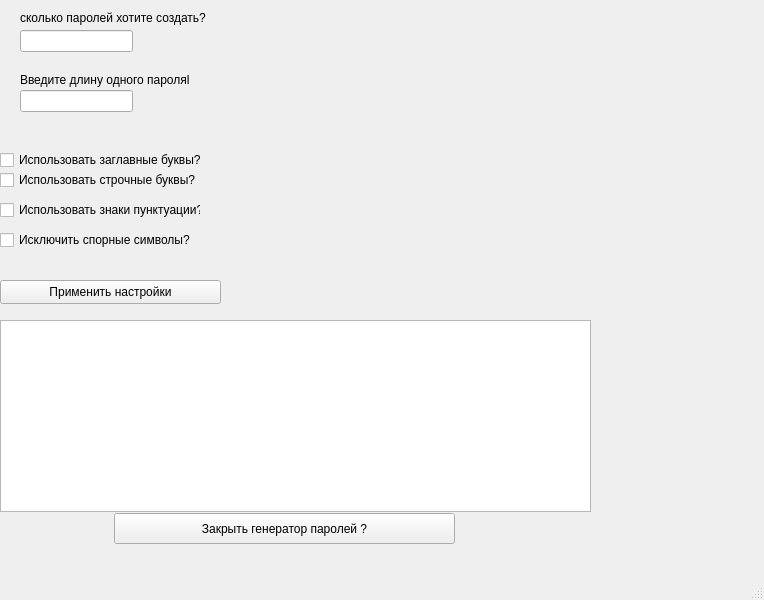
Before: the Qt Designer form interface.ui in AnnushkaStark/Passwords_generator, drawn with Qt 5.
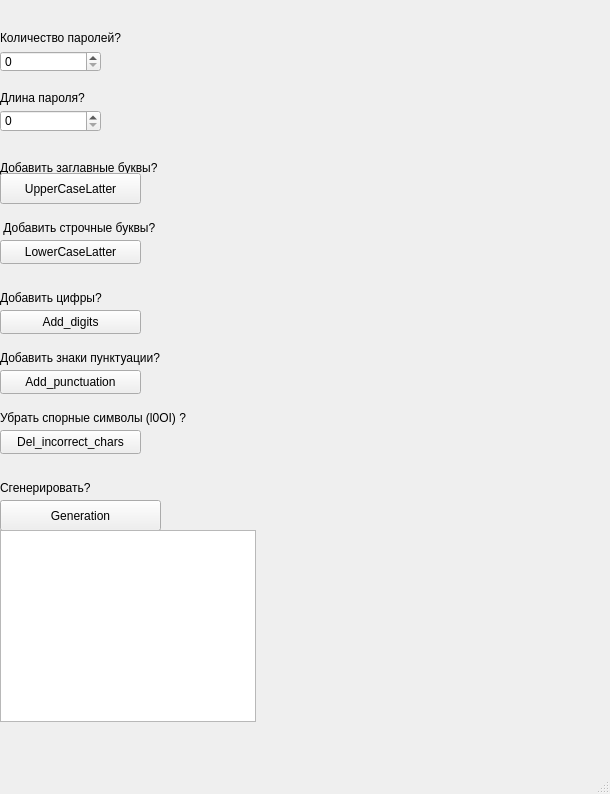
After: the same form once the commit is applied.

Commit message: delet_trash_files and create new ui interface and py interface makets

What changed in the file:
```diff
--- a/interface.ui
+++ b/interface.ui
@@ -6,148 +6,236 @@
    <rect>
     <x>0</x>
     <y>0</y>
-    <width>764</width>
-    <height>600</height>
+    <width>610</width>
+    <height>794</height>
    </rect>
   </property>
   <property name="windowTitle">
    <string>MainWindow</string>
   </property>
   <widget class="QWidget" name="centralwidget">
-   <widget class="QLineEdit" name="lineEdit">
+   <widget class="QSpinBox" name="Password_counter">
     <property name="geometry">
      <rect>
-      <x>20</x>
-      <y>30</y>
-      <width>113</width>
-      <height>22</height>
-     </rect>
-    </property>
-   </widget>
-   <widget class="QLineEdit" name="lineEdit_2">
-    <property name="geometry">
-     <rect>
-      <x>20</x>
-      <y>90</y>
-      <width>113</width>
-      <height>22</height>
-     </rect>
-    </property>
-   </widget>
-   <widget class="QListView" name="listView">
-    <property name="geometry">
-     <rect>
       <x>0</x>
-      <y>320</y>
-      <width>591</width>
-      <height>192</height>
+      <y>51</y>
+      <width>101</width>
+      <height>21</height>
      </rect>
     </property>
    </widget>
-   <widget class="QCheckBox" name="checkBox">
+   <widget class="QSpinBox" name="password_lenght">
     <property name="geometry">
      <rect>
       <x>0</x>
-      <y>150</y>
-      <width>321</width>
-      <height>20</height>
+      <y>110</y>
+      <width>101</width>
+      <height>22</height>
      </rect>
-    </property>
-    <property name="text">
-     <string>Использовать заглавные буквы?</string>
-    </property>
-   </widget>
-   <widget class="QCheckBox" name="checkBox_2">
-    <property name="geometry">
-     <rect>
-      <x>0</x>
-      <y>170</y>
-      <width>201</width>
-      <height>20</height>
-     </rect>
-    </property>
-    <property name="text">
-     <string>Использовать строчные буквы?</string>
-    </property>
-   </widget>
-   <widget class="QCheckBox" name="checkBox_3">
-    <property name="geometry">
-     <rect>
-      <x>0</x>
-      <y>200</y>
-      <width>201</width>
-      <height>20</height>
-     </rect>
-    </property>
-    <property name="text">
-     <string>Использовать знаки пунктуации?</string>
-    </property>
-   </widget>
-   <widget class="QCheckBox" name="checkBox_4">
-    <property name="geometry">
-     <rect>
-      <x>0</x>
-      <y>230</y>
-      <width>211</width>
-      <height>20</height>
-     </rect>
-    </property>
-    <property name="text">
-     <string>Исключить спорные символы?</string>
-    </property>
-   </widget>
-   <widget class="QPushButton" name="pushButton">
-    <property name="geometry">
-     <rect>
-      <x>114</x>
-      <y>513</y>
-      <width>341</width>
-      <height>31</height>
-     </rect>
-    </property>
-    <property name="text">
-     <string>Закрыть генератор паролей ?</string>
     </property>
    </widget>
    <widget class="QLabel" name="label">
     <property name="geometry">
      <rect>
-      <x>20</x>
-      <y>10</y>
-      <width>331</width>
+      <x>0</x>
+      <y>30</y>
+      <width>281</width>
       <height>16</height>
      </rect>
     </property>
     <property name="text">
-     <string>сколько паролей хотите создать?</string>
+     <string>Количество паролей?</string>
     </property>
    </widget>
    <widget class="QLabel" name="label_2">
     <property name="geometry">
      <rect>
-      <x>20</x>
-      <y>70</y>
+      <x>0</x>
+      <y>90</y>
       <width>231</width>
-      <height>20</height>
+      <height>16</height>
      </rect>
     </property>
     <property name="text">
-     <string>Введите длину одного пароляl</string>
+     <string>Длина пароля?</string>
+    </property>
+   </widget>
+   <widget class="QLabel" name="label_3">
+    <property name="geometry">
+     <rect>
+      <x>0</x>
+      <y>160</y>
+      <width>271</width>
+      <height>16</height>
+     </rect>
+    </property>
+    <property name="text">
+     <string>Добавить заглавные буквы?</string>
+    </property>
+   </widget>
+   <widget class="QPushButton" name="pushButton">
+    <property name="geometry">
+     <rect>
+      <x>0</x>
+      <y>173</y>
+      <width>141</width>
+      <height>31</height>
+     </rect>
+    </property>
+    <property name="text">
+     <string>UpperCaseLatter</string>
     </property>
    </widget>
    <widget class="QPushButton" name="pushButton_2">
     <property name="geometry">
      <rect>
       <x>0</x>
-      <y>280</y>
-      <width>221</width>
+      <y>240</y>
+      <width>141</width>
       <height>24</height>
      </rect>
     </property>
     <property name="text">
-     <string>Применить настройки</string>
+     <string>LowerCaseLatter</string>
     </property>
    </widget>
+   <widget class="QLabel" name="label_4">
+    <property name="geometry">
+     <rect>
+      <x>0</x>
+      <y>220</y>
+      <width>161</width>
+      <height>16</height>
+     </rect>
+    </property>
+    <property name="text">
+     <string> Добавить строчные буквы?</string>
+    </property>
+   </widget>
+   <widget class="QPushButton" name="pushButton_3">
+    <property name="geometry">
+     <rect>
+      <x>0</x>
+      <y>310</y>
+      <width>141</width>
+      <height>24</height>
+     </rect>
+    </property>
+    <property name="text">
+     <string>Add_digits</string>
+    </property>
+   </widget>
+   <widget class="QLabel" name="label_5">
+    <property name="geometry">
+     <rect>
+      <x>0</x>
+      <y>290</y>
+      <width>141</width>
+      <height>16</height>
+     </rect>
+    </property>
+    <property name="text">
+     <string>Добавить цифры?</string>
+    </property>
+   </widget>
+   <widget class="QPushButton" name="pushButton_4">
+    <property name="geometry">
+     <rect>
+      <x>0</x>
+      <y>370</y>
+      <width>141</width>
+      <height>24</height>
+     </rect>
+    </property>
+    <property name="text">
+     <string>Add_punctuation</string>
+    </property>
+   </widget>
+   <widget class="QLabel" name="label_6">
+    <property name="geometry">
+     <rect>
+      <x>0</x>
+      <y>350</y>
+      <width>181</width>
+      <height>16</height>
+     </rect>
+    </property>
+    <property name="text">
+     <string>Добавить знаки пунктуации?</string>
+    </property>
+   </widget>
+   <widget class="QPushButton" name="pushButton_5">
+    <property name="geometry">
+     <rect>
+      <x>0</x>
+      <y>430</y>
+      <width>141</width>
+      <height>24</height>
+     </rect>
+    </property>
+    <property name="text">
+     <string>Del_incorrect_chars</string>
+    </property>
+   </widget>
+   <widget class="QLabel" name="label_7">
+    <property name="geometry">
+     <rect>
+      <x>0</x>
+      <y>410</y>
+      <width>291</width>
+      <height>16</height>
+     </rect>
+    </property>
+    <property name="text">
+     <string>Убрать спорные символы (l0OI) ?</string>
+    </property>
+   </widget>
+   <widget class="QPushButton" name="pushButton_6">
+    <property name="geometry">
+     <rect>
+      <x>0</x>
+      <y>500</y>
+      <width>161</width>
+      <height>31</height>
+     </rect>
+    </property>
+    <property name="text">
+     <string>Generation</string>
+    </property>
+   </widget>
+   <widget class="QLabel" name="label_8">
+    <property name="geometry">
+     <rect>
+      <x>0</x>
+      <y>480</y>
+      <width>191</width>
+      <height>16</height>
+     </rect>
+    </property>
+    <property name="text">
+     <string>Сгенерировать?</string>
+    </property>
+   </widget>
+   <widget class="QListView" name="listView">
+    <property name="geometry">
+     <rect>
+      <x>0</x>
+      <y>530</y>
+      <width>256</width>
+      <height>192</height>
+     </rect>
+    </property>
+   </widget>
+  </widget>
+  <widget class="QMenuBar" name="menubar">
+   <property name="geometry">
+    <rect>
+     <x>0</x>
+     <y>0</y>
+     <width>610</width>
+     <height>22</height>
+    </rect>
+   </property>
   </widget>
   <widget class="QStatusBar" name="statusbar"/>
  </widget>
```
The commit also changes 3 other files.
